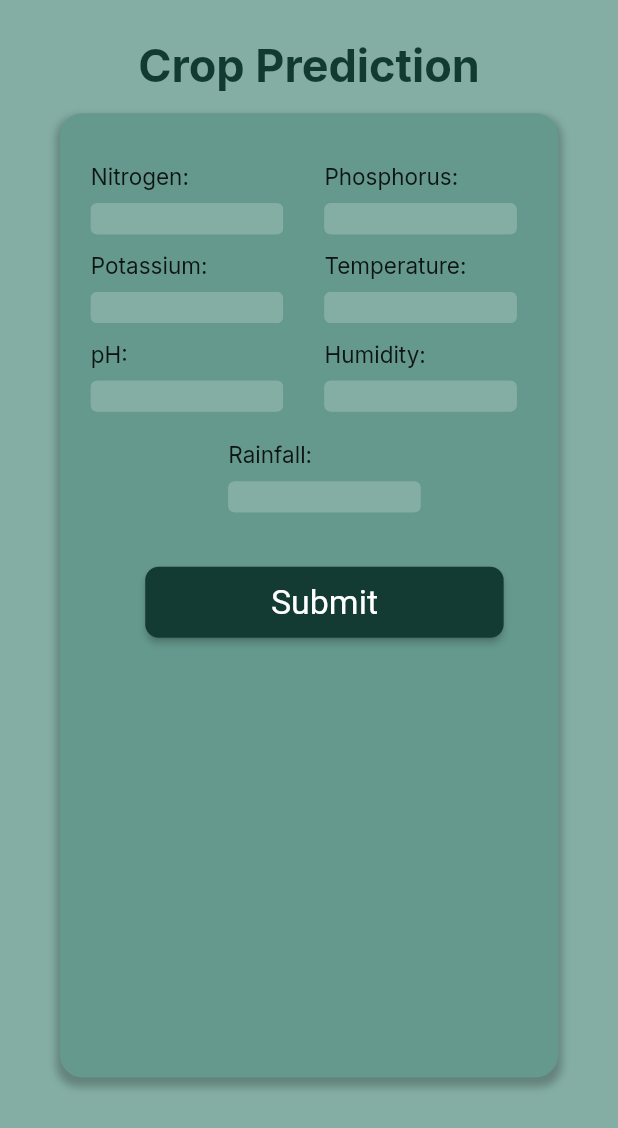
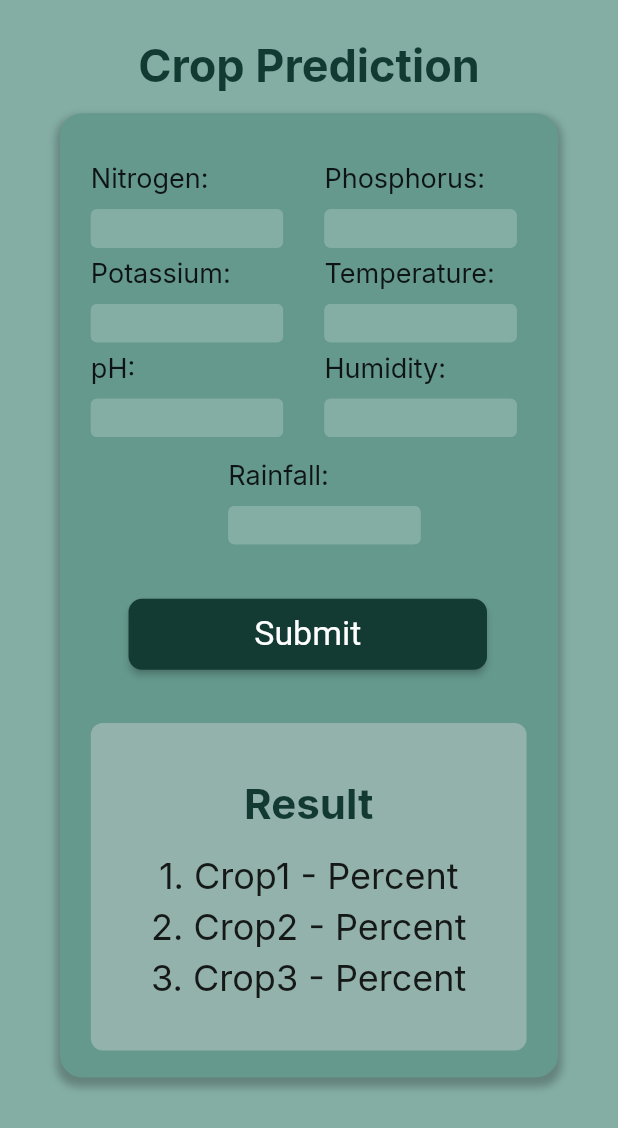
Before and after one commit to SaiVenkatesh007/CultivoApp, a Flutter app: the screen it shows after launch, on a phone screen of 412 x 824 dp. Shown: the top 1128 px of the screen. Run offline on Flutter 3.47's test engine with Material 2 defaults, Android fonts, the light colour scheme and no system bars; our stand-ins replace google_fonts.

Commit message:
Prediction Screen Completed

```diff
--- a/lib/models/input_data.dart
+++ /dev/null
@@ -1,11 +0,0 @@
-import 'package:flutter/material.dart';
-
-class InputData {
-  final String title;
-  final TextEditingController controller;
-
-  InputData(
-    this.title,
-    this.controller,
-  );
-}
--- a/lib/screens/predict_screen.dart
+++ b/lib/screens/predict_screen.dart
@@ -1,7 +1,6 @@
 import 'package:flutter/material.dart';
 import 'package:google_fonts/google_fonts.dart';
 
-import '../models/input_data.dart';
 import '../widgets/crop_input.dart';
 
 class PredictionScreen extends StatefulWidget {
@@ -20,15 +19,28 @@ class _PredictionScreenState extends State<PredictionScreen> {
   TextEditingController _phController = TextEditingController();
   TextEditingController _humController = TextEditingController();
   TextEditingController _rainController = TextEditingController();
-  List formData = [
-    "Nitrogen:",
-    "Phosphorus:",
-    "Potassium:",
-    "Temperature:",
-    "pH:",
-    "Humidity:",
-    "Rainfall:",
+  late List formData = [
+    {'title': 'Nitrogen:', 'controller': _nController},
+    {'title': 'Phosphorus:', 'controller': _pController},
+    {'title': 'Potassium:', 'controller': _kController},
+    {'title': 'Temperature:', 'controller': _tempController},
+    {'title': 'pH:', 'controller': _phController},
+    {'title': 'Humidity:', 'controller': _humController},
+    {'title': 'Rainfall:', 'controller': _rainController}
   ];
+
+  @override
+  void dispose() {
+    _nController.dispose();
+    _pController.dispose();
+    _kController.dispose();
+    _tempController.dispose();
+    _phController.dispose();
+    _humController.dispose();
+    _rainController.dispose();
+    super.dispose();
+  }
+
   @override
   Widget build(BuildContext context) {
     final pageWidth = MediaQuery.of(context).size.width;
@@ -80,31 +92,37 @@ class _PredictionScreenState extends State<PredictionScreen> {
                 ),
                 child: Column(
                   mainAxisAlignment: MainAxisAlignment.start,
+                  crossAxisAlignment: CrossAxisAlignment.start,
                   children: [
                     SizedBox(
-                        height: pageHeight * 0.225,
+                      height: pageHeight * 0.24,
                       width: pageWidth * 0.805,
                       child: GridView.builder(
                         itemCount: formData.length - 1,
                         physics: const NeverScrollableScrollPhysics(),
-                          gridDelegate:
-                              SliverGridDelegateWithFixedCrossAxisCount(
+                        gridDelegate: SliverGridDelegateWithFixedCrossAxisCount(
                           crossAxisCount: 2,
                           childAspectRatio: pageWidth *
                               0.311 /
-                                (pageHeight * 0.023 + pageHeight * 0.036),
+                              (pageHeight * 0.025 + pageHeight * 0.038),
                         ),
                         itemBuilder: (context, index) {
                           return CropInput(
-                              title: formData[index],
+                            title: formData[index]['title'],
+                            controller: formData[index]['controller'],
                           );
                         },
                       ),
                     ),
-                      CropInput(title: formData[formData.length - 1]),
+                    Center(
+                        child: CropInput(
+                      title: formData[formData.length - 1]["title"],
+                      controller: formData[formData.length - 1]["controller"],
+                    )),
                     Padding(
                       padding: EdgeInsets.only(
                         top: pageHeight * 0.044,
+                        left: pageWidth * 0.061,
                       ),
                       child: SizedBox(
                         height: pageHeight * 0.0575,
@@ -126,8 +144,64 @@ class _PredictionScreenState extends State<PredictionScreen> {
                           ),
                         ),
                       ),
+                    ),
+                    Container(
+                      width: pageWidth * 0.705,
+                      height: pageHeight * 0.265,
+                      margin: EdgeInsets.only(top: pageHeight * 0.043),
+                      padding: EdgeInsets.only(
+                        top: pageHeight * 0.045,
+                      ),
+                      decoration: BoxDecoration(
+                        borderRadius: BorderRadius.circular(8),
+                        color: const Color(0xffB9C6C3).withOpacity(0.55),
+                      ),
+                      child: Column(
+                        mainAxisAlignment: MainAxisAlignment.start,
+                        children: [
+                          Text(
+                            "Result",
+                            style: GoogleFonts.inter(
+                              fontSize: 28,
+                              color: const Color(0xff123A32),
+                              fontWeight: FontWeight.bold,
+                            ),
+                          ),
+                          Padding(
+                            padding: EdgeInsets.only(
+                              top: pageHeight * 0.02,
+                            ),
+                            child: Text(
+                              "1. Crop1 - Percent",
+                              textAlign: TextAlign.left,
+                              style: GoogleFonts.inter(fontSize: 24),
+                            ),
+                          ),
+                          Padding(
+                            padding: EdgeInsets.only(
+                              top: pageHeight * 0.0062,
+                            ),
+                            child: Text(
+                              "2. Crop2 - Percent",
+                              textAlign: TextAlign.left,
+                              style: GoogleFonts.inter(fontSize: 24),
+                            ),
+                          ),
+                          Padding(
+                            padding: EdgeInsets.only(
+                              top: pageHeight * 0.0062,
+                            ),
+                            child: Text(
+                              "3. Crop3 - Percent",
+                              textAlign: TextAlign.left,
+                              style: GoogleFonts.inter(fontSize: 24),
+                            ),
                           )
-                    ]),
+                        ],
+                      ),
+                    )
+                  ],
+                ),
               ),
             ),
           ],
--- a/lib/widgets/crop_input.dart
+++ b/lib/widgets/crop_input.dart
@@ -3,8 +3,8 @@ import 'package:google_fonts/google_fonts.dart';
 
 class CropInput extends StatelessWidget {
   final String title;
-  final TextEditingController? controller;
-  const CropInput({super.key, required this.title, this.controller});
+  final TextEditingController controller;
+  const CropInput({super.key, required this.title, required this.controller});
 
   @override
   Widget build(BuildContext context) {
@@ -15,11 +15,11 @@ class CropInput extends StatelessWidget {
       children: [
         Text(
           title,
-          style: GoogleFonts.inter(fontSize: 15),
+          style: GoogleFonts.inter(fontSize: 18),
         ),
         Container(
           padding: EdgeInsets.only(top: pageHeight * 0.011),
-          height: pageHeight * 0.036,
+          height: pageHeight * 0.042,
           width: pageWidth * 0.311,
           child: TextFormField(
             controller: controller,
```
Lines whose indentation alone changed are shown as unchanged.
